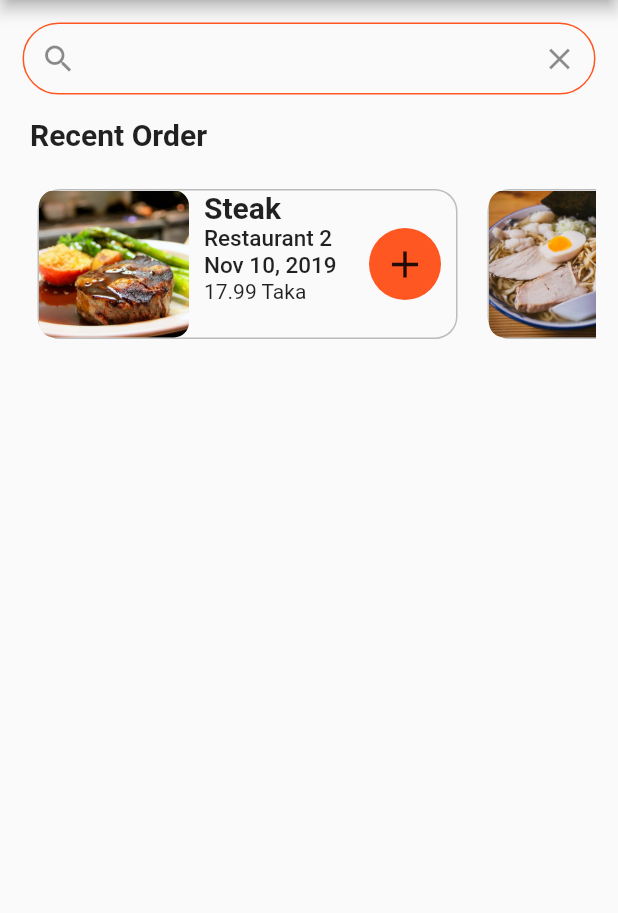
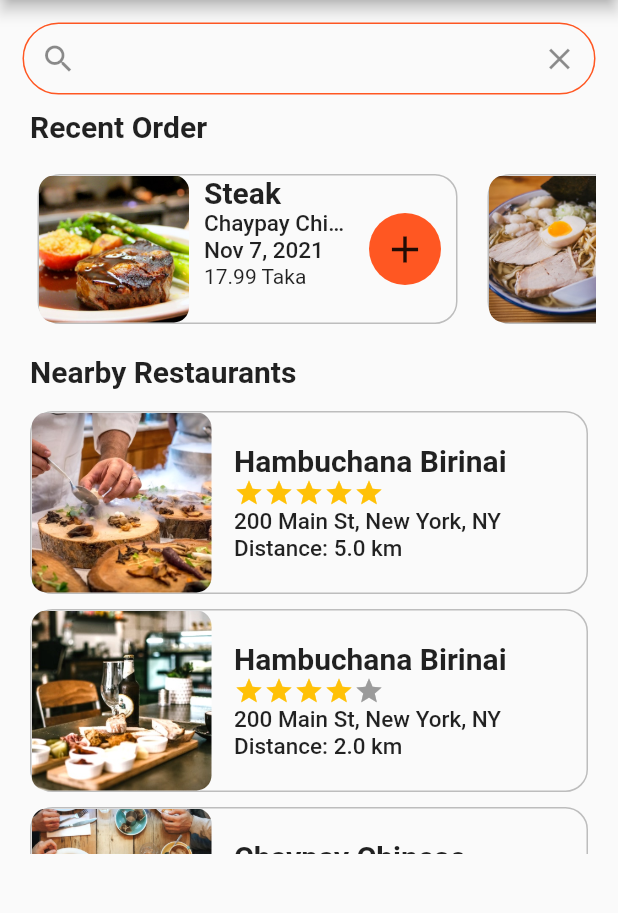
Before and after one commit to habibm94/fooddie, a Flutter app: the screen it shows after launch, on a phone screen of 412 x 824 dp, the part 84-997 px from its top. Run offline on Flutter 3.47's test engine with Material 2 defaults, Android fonts, the phone set to English and light mode, and no system bars; drawn by our look-alikes of flutter_rating_bar.

Commit message:
3. Created nearby restaurant portion
no problem.. need to add a popup menu button

```diff
--- /dev/null
+++ b/lib/const.dart
@@ -0,0 +1 @@
+import 'package:flutter/material.dart';
--- a/lib/data/data.dart
+++ b/lib/data/data.dart
@@ -24,39 +24,49 @@ final _salmon = Food(
 // Restaurants
 final _restaurant0 = Restaurant(
     imageUrl: 'assets/images/restaurant0.jpg',
-  name: 'Restaurant 0',
+    name: 'Hambuchana Birinai',
     address: '200 Main St, New York, NY',
     rating: 5,
-  menu: [_burrito, _steak, _pasta, _ramen, _pancakes, _burger, _pizza, _salmon],
-);
+    menu: [
+      _burrito,
+      _steak,
+      _pasta,
+      _ramen,
+      _pancakes,
+      _burger,
+      _pizza,
+      _salmon
+    ],
+    distance: 5);
 final _restaurant1 = Restaurant(
   imageUrl: 'assets/images/restaurant1.jpg',
-  name: 'Restaurant 1',
+  name: 'Hambuchana Birinai',
   address: '200 Main St, New York, NY',
   rating: 4,
   menu: [_steak, _pasta, _ramen, _pancakes, _burger, _pizza],
+  distance: 2,
 );
 final _restaurant2 = Restaurant(
     imageUrl: 'assets/images/restaurant2.jpg',
-  name: 'Restaurant 2',
+    name: 'Chaypay Chinese',
     address: '200 Main St, New York, NY',
     rating: 4,
     menu: [_steak, _pasta, _pancakes, _burger, _pizza, _salmon],
-);
+    distance: 1);
 final _restaurant3 = Restaurant(
     imageUrl: 'assets/images/restaurant3.jpg',
-  name: 'Restaurant 3',
+    name: 'Armani FastFood',
     address: '200 Main St, New York, NY',
     rating: 2,
     menu: [_burrito, _steak, _burger, _pizza, _salmon],
-);
+    distance: 2.3);
 final _restaurant4 = Restaurant(
     imageUrl: 'assets/images/restaurant4.jpg',
-  name: 'Restaurant 4',
+    name: 'Food Care Plus',
     address: '200 Main St, New York, NY',
     rating: 3,
     menu: [_burrito, _ramen, _pancakes, _salmon],
-);
+    distance: 3.3);
 
 final List<Restaurant> restaurants = [
   _restaurant0,
@@ -68,10 +78,10 @@ final List<Restaurant> restaurants = [
 
 // User
 final currentUser = User(
-  name: 'Rebecca',
+  name: 'Hambuchana',
   orders: [
     Order(
-      date: 'Nov 10, 2019',
+      date: 'Nov 7, 2021',
       food: _steak,
       restaurant: _restaurant2,
       quantity: 1,
--- a/lib/main.dart
+++ b/lib/main.dart
@@ -11,8 +11,10 @@ class MyApp extends StatelessWidget {
       debugShowCheckedModeBanner: false,
       title: 'FOODIE',
       theme: ThemeData(
-          scaffoldBackgroundColor: Colors.grey[50],
-          primaryColor: Colors.deepOrange),
+        scaffoldBackgroundColor: Colors.grey[50],
+        primaryColor: Colors.deepOrange,
+        //cardColor: Colors.grey[400]!
+      ),
       home: HomeScreen(),
     );
   }
--- a/lib/models/restaurant.dart
+++ b/lib/models/restaurant.dart
@@ -6,12 +6,13 @@ class Restaurant {
   final String? address;
   final int? rating;
   final List<Food>? menu;
+  final double? distance;
 
-  Restaurant({
-    this.imageUrl,
-    this.name,
-    this.address,
-    this.rating,
-    this.menu,
-  });
+  Restaurant(
+      {this.imageUrl,
+      this.name,
+      this.address,
+      this.rating,
+      this.menu,
+      this.distance});
 }
--- a/lib/screens/home_screen.dart
+++ b/lib/screens/home_screen.dart
@@ -2,6 +2,7 @@ import 'package:flutter/material.dart';
 import 'package:foodie/models/order.dart';
 import 'package:foodie/data/data.dart';
 import 'package:foodie/widgets/recent_orders.dart';
+import 'package:flutter_rating_bar/flutter_rating_bar.dart';
 
 class HomeScreen extends StatefulWidget {
   // _buildRecentOrder(BuildContext context) {
@@ -67,16 +68,102 @@ class _HomeScreenState extends State<HomeScreen> {
             RecentOrder(
               orders: currentUser,
             ),
+
+            ///TODO- Refractor It
+            Column(
+              crossAxisAlignment: CrossAxisAlignment.start,
+              children: [
+                Padding(
+                  padding:
+                      EdgeInsets.symmetric(horizontal: 5.0, vertical: 10.0),
+                  child: Text(
+                    'Nearby Restaurants',
+                    style: TextStyle(fontSize: 20, fontWeight: FontWeight.bold),
+                  ),
+                ),
+                Container(
+                  height: 300,
+                  child: ListView.builder(
+                    itemBuilder: (BuildContext context, int index) {
+                      return Container(
+                        // height: 120,
+                        margin: EdgeInsets.symmetric(
+                            horizontal: 5.0, vertical: 5.0),
+                        decoration: BoxDecoration(
+                            border:
+                                Border.all(width: 1, color: Colors.grey[400]!),
+                            borderRadius: BorderRadius.circular(15.0)),
+                        child: Row(
+                          //mainAxisAlignment: MainAxisAlignment.spaceEvenly,
+                          // mainAxisAlignment: MainAxisAlignment.spaceBetween,
+                          children: [
+                            ClipRRect(
+                              borderRadius: BorderRadius.circular(10.0),
+                              child: Image(
+                                height: 120,
+                                width: 120,
+                                image: AssetImage(restaurants[index].imageUrl!),
+                                fit: BoxFit.cover,
+                              ),
+                            ),
+                            SizedBox(
+                              width: 15,
+                            ),
+                            Expanded(
+                              child: Column(
+                                crossAxisAlignment: CrossAxisAlignment.start,
+                                mainAxisAlignment: MainAxisAlignment.center,
+                                children: [
+                                  Text(
+                                    restaurants[index].name!,
+                                    style: TextStyle(
+                                      fontSize: 20.0,
+                                      fontWeight: FontWeight.bold,
+                                    ),
+                                    overflow: TextOverflow.ellipsis,
+                                  ),
+                                  RatingBarIndicator(
+                                    rating:
+                                        restaurants[index].rating!.toDouble(),
+                                    itemBuilder: (context, index) => Icon(
+                                      Icons.star,
+                                      color: Colors.amber,
+                                    ),
+                                    itemCount: 5,
+                                    itemSize: 20.0,
+                                    direction: Axis.horizontal,
+                                  ),
+                                  Text(
+                                    restaurants[index].address!,
+                                    style: TextStyle(
+                                      fontSize: 15.0,
+                                      fontWeight: FontWeight.w500,
+                                    ),
+                                    overflow: TextOverflow.ellipsis,
+                                  ),
+                                  Text(
+                                    'Distance: ${restaurants[index].distance.toString()} km',
+                                    style: TextStyle(
+                                      fontSize: 15.0,
+                                      fontWeight: FontWeight.w500,
+                                    ),
+                                    overflow: TextOverflow.ellipsis,
+                                  ),
+                                ],
+                              ),
+                            )
+                          ],
+                        ),
+                      );
+                    },
+                    itemCount: restaurants.length,
+                  ),
+                )
+              ],
+            )
           ],
         ),
       ),
     );
   }
 }
-// itemCount: currentUser.orders!.length,
-//price- order.food!.price
-//restaurant name- order.restaurant!.name!
-//food name- order.food!.name!
-//image- AssetImage(order.food!.imageUrl!)
-//order-  currentUser.orders![index]
-//length- currentUser.orders!.length,
--- a/lib/widgets/recent_orders.dart
+++ b/lib/widgets/recent_orders.dart
@@ -6,20 +6,9 @@ import 'package:foodie/models/user.dart';
 
 class RecentOrder extends StatelessWidget {
   final User orders;
-  // final String dateTime;
-  // final double price;
-  // final String foodName;
-  // final String restaurantName;
-  // final String? imageUrl;
-  // dynamic orderLength;
+
   RecentOrder({required this.orders});
-  // {this.orderLength,
-  // required this.foodName,
-  // required this.price,
-  // required this.orders,
-  // required this.dateTime,
-  // required this.restaurantName,
-  // this.imageUrl});
+
   @override
   Widget build(BuildContext context) {
     var userRecentOrder = orders;
@@ -27,7 +16,7 @@ class RecentOrder extends StatelessWidget {
       crossAxisAlignment: CrossAxisAlignment.start,
       children: [
         Padding(
-          padding: EdgeInsets.symmetric(horizontal: 5.0, vertical: 15.0),
+          padding: EdgeInsets.symmetric(horizontal: 5.0, vertical: 10.0),
           child: Text(
             'Recent Order',
             style: TextStyle(fontSize: 20, fontWeight: FontWeight.bold),
@@ -37,7 +26,6 @@ class RecentOrder extends StatelessWidget {
           height: 120.0,
           child: ListView.builder(
             itemBuilder: (BuildContext context, int index) {
-              //var order = orders[index];
               return Container(
                 margin: EdgeInsets.all(10.0),
                 width: 280.0,
--- a/pubspec.yaml
+++ b/pubspec.yaml
@@ -12,6 +12,7 @@ dependencies:
     sdk: flutter
 
   cupertino_icons: ^0.1.2
+  flutter_rating_bar: ^4.0.0
 
 dev_dependencies:
   flutter_test:
@@ -26,6 +27,7 @@ flutter:
   # To add assets to your application, add an assets section, like this:
   assets:
    - assets/images/
+
   #  - images/a_dot_ham.jpeg
 
 
```
Also changed, not shown: pubspec.lock. Lines whose indentation alone changed are shown as unchanged.
